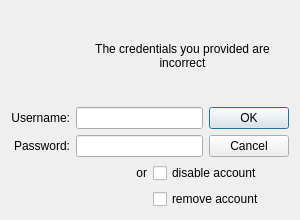
First picture: the form in qtwitter-app/ui/authdialog.ui, repository ayoy/qtwitter, before the edit.
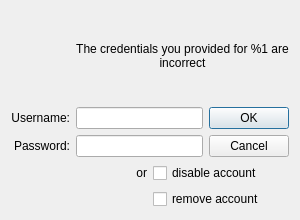
Second picture: the form after the edit. Icons and pictures are not drawn.

Commit message: Improved new account dialog to show disabled lineedit's for network name and url for Identi.ca and Twitter (when compiled w/o OAuth). Added identity string to auth dialog.

Diff of the .ui file:
```diff
--- a/qtwitter-app/ui/authdialog.ui
+++ b/qtwitter-app/ui/authdialog.ui
@@ -62,7 +62,7 @@
         </sizepolicy>
        </property>
        <property name="text">
-        <string>The credentials you provided are incorrect</string>
+        <string extracomment="e.g. The credentials you provided for ayoy @Identi.ca are incorrect">The credentials you provided for %1 are incorrect</string>
        </property>
        <property name="alignment">
         <set>Qt::AlignCenter</set>
```
The commit also changes 2 other files.
